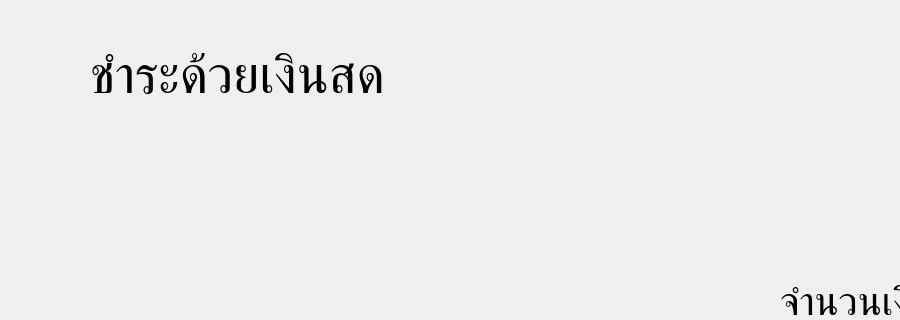
Qt form ui/cash.ui (napassadol/rent_room_pyqt) before a commit; both pictures show x 0 to 900 and y 0 to 320 of the 1240 by 800 pixel window.
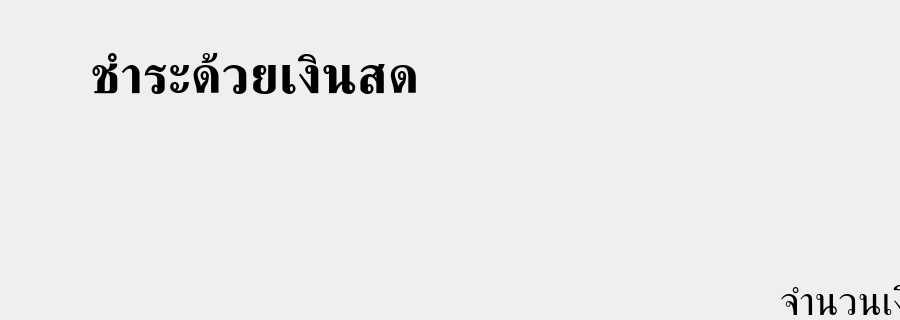
The same form after that commit. Icons and pictures are not drawn.

What changed in the file:
```diff
--- a/ui/cash.ui
+++ b/ui/cash.ui
@@ -34,6 +34,8 @@
     <property name="font">
      <font>
       <pointsize>40</pointsize>
+      <weight>75</weight>
+      <bold>true</bold>
      </font>
     </property>
     <property name="text">
```
